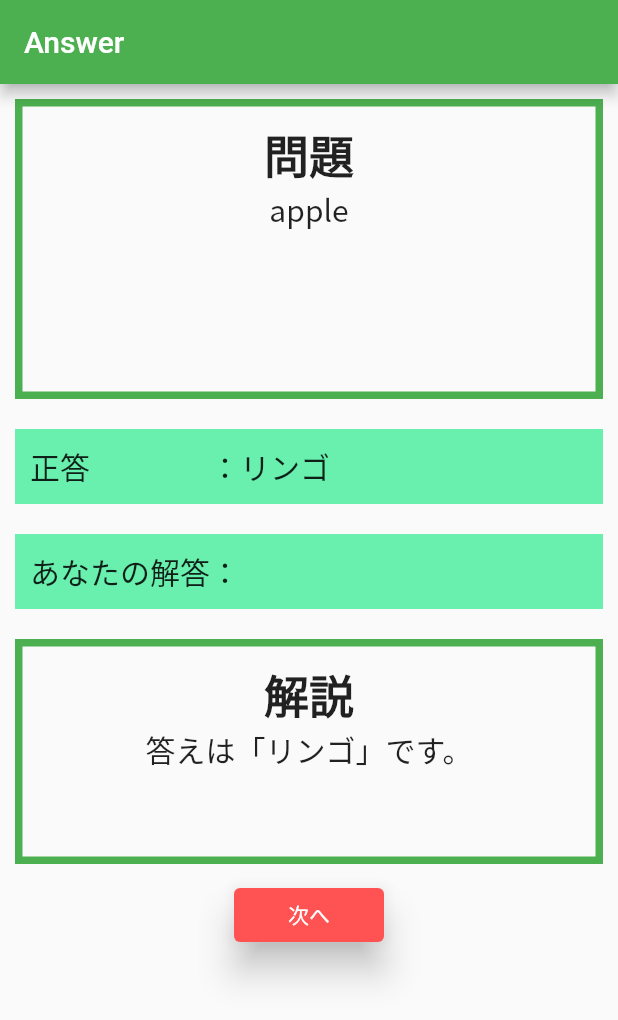
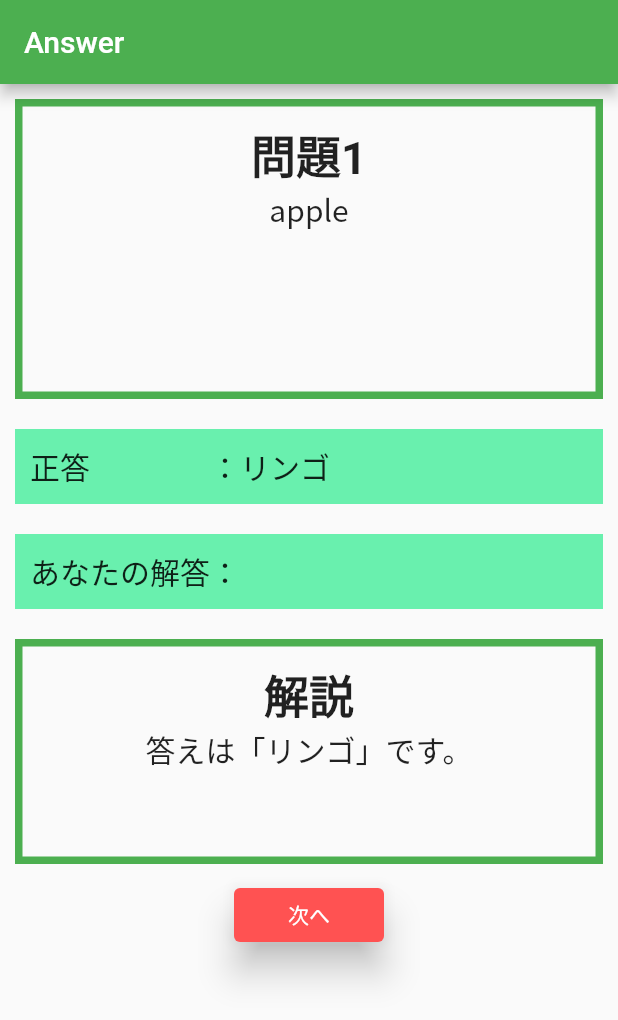
Before and after one commit to tomoohba/benesse, a Flutter app: the SolvedPage screen opened by its route, on a phone screen of 412 x 824 dp. Shown: the top 1020 px of the screen. Run offline on Flutter 3.47's test engine with Material 2 defaults, Android fonts, the light colour scheme and no system bars; missing offline and left inert: dart:ffi.

Commit message:
微調整

```diff
--- a/lib/solved.dart
+++ b/lib/solved.dart
@@ -44,6 +44,7 @@ class _SolvedPageState extends State<SolvedPage> {
 
     MyApp.qmain.incQnum();
     MyApp.qmain.setChoice(0);
+    qnum++;
 
     return Scaffold(
       appBar: AppBar(
@@ -65,14 +66,14 @@ class _SolvedPageState extends State<SolvedPage> {
                 children: <Widget>[
                   Container(
                     alignment: Alignment.topCenter,
-                    child: Text('問題',
+                    child: Text('問題'+ '$qnum',
                       style: TextStyle(fontWeight: FontWeight.bold, fontSize: 30),
                     ),
                   ),
                   Container(
                     alignment: Alignment.bottomCenter,
                     child:  Text(qtxt,
-                      style: TextStyle(fontFamily: 'Noto Sans JP',fontWeight: FontWeight.normal,fontSize: 20),
+                      style: TextStyle(fontFamily: 'Noto Sans JP', fontWeight: FontWeight.normal,fontSize: 20),
                     ),
                   ),
                 ],
@@ -140,7 +141,7 @@ class _SolvedPageState extends State<SolvedPage> {
 
                       elevation: 10,
                     ),
-                    child: Text('次へ', style: TextStyle(fontFamily: 'Noto Sans JP',color: Colors.white),
+                    child: Text('次へ', style: TextStyle(fontFamily: 'Noto Sans JP', color: Colors.white),
                     ),
                   ),
                 ),
```
